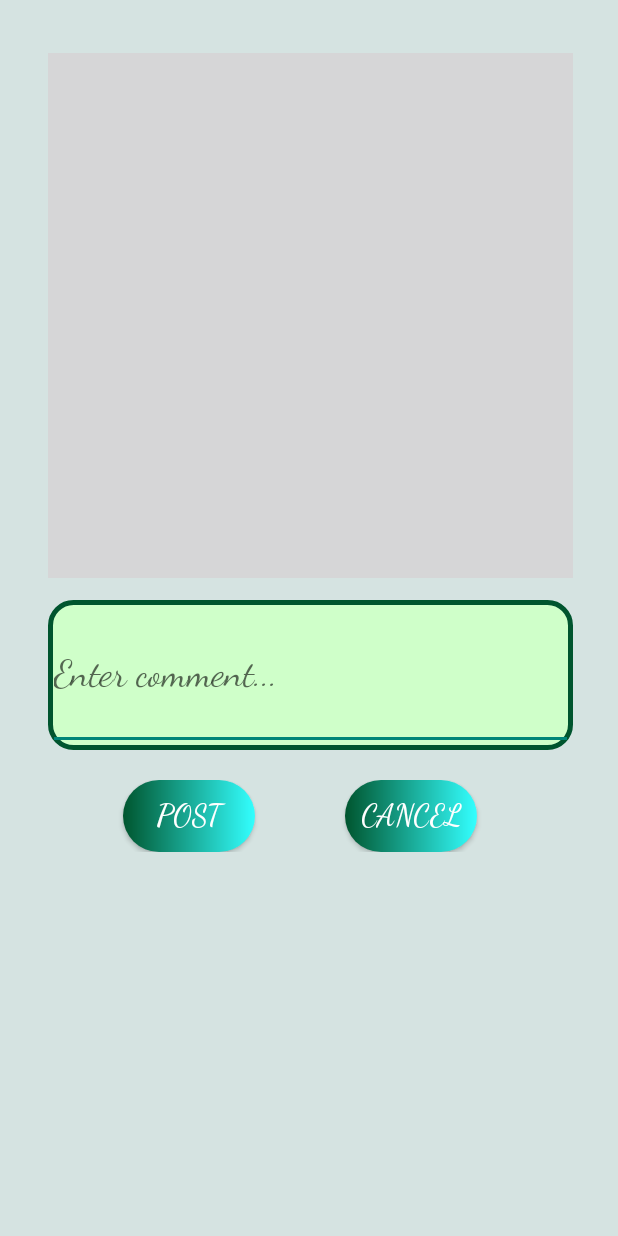
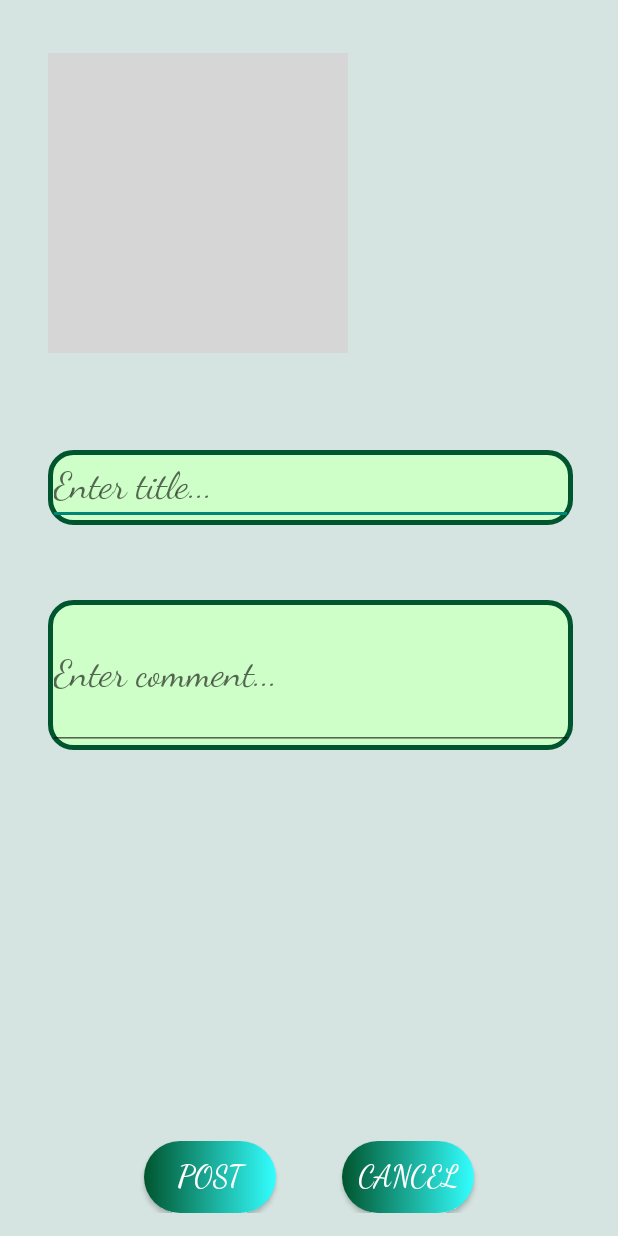
Before and after one commit to inourbubble2/mobile-software, an Android app: the CreatePostActivity screen opened directly, with no data from a screen before it, on a phone screen of 412 x 824 dp. Run offline under Robolectric (Android 15) with nearby library versions, the phone set to English and light mode, and no system bars.

Commit message:
Implement create post

```diff
--- a/app/src/main/java/com/example/mobliesoftware9/CreatePostActivity.java
+++ b/app/src/main/java/com/example/mobliesoftware9/CreatePostActivity.java
@@ -2,18 +2,25 @@ package com.example.mobliesoftware9;
 
 import android.os.Bundle;
 import android.util.DisplayMetrics;
+import android.util.Log;
+import android.view.PointerIcon;
 import android.view.View;
 import android.widget.Button;
 import android.widget.EditText;
+import android.widget.Toast;
 
 import androidx.appcompat.app.AppCompatActivity;
+
+import com.example.mobliesoftware9.model.Post;
+import com.example.mobliesoftware9.model.User;
 
 public class CreatePostActivity extends AppCompatActivity {
 
     Button btnSetPost;
     Button btnCancelPost;
 
-    EditText txtUserPost;
+    EditText txtUserPostTitle;
+    EditText txtUserPostContent;
 
     @Override
     protected void onCreate(Bundle savedInstanceState) {
@@ -32,13 +39,37 @@ public class CreatePostActivity extends AppCompatActivity {
 
         btnSetPost = (Button) findViewById(R.id.btnSetPost);
         btnCancelPost = (Button) findViewById(R.id.btnCancelPost);
-        txtUserPost = (EditText) findViewById(R.id.txtUserPost);
+        txtUserPostTitle = (EditText) findViewById(R.id.txtUserPostTitle);
+        txtUserPostContent = (EditText) findViewById(R.id.txtUserPostContent);
 
         btnSetPost.setOnClickListener(new View.OnClickListener(){
 
             @Override
             public void onClick(View view) {
+                String title = txtUserPostTitle.getText().toString();
+                String content = txtUserPostContent.getText().toString();
 
+                if (title.equals("") || content.equals("")) {
+                    Toast.makeText(getApplicationContext(), "입력을 모두 해주세요.", Toast.LENGTH_LONG).show();
+                    return;
+                }
+
+                try {
+                    User currentUser = User.getInstance();
+                    Post post = new Post();
+                    post.writerID = currentUser.username;
+                    post.title = title;
+                    post.content = content;
+
+                    post.CreateTable();
+                    post.NewlyInsertToDB();
+
+                    Toast.makeText(getApplicationContext(), "작성이 완료되었습니다.", Toast.LENGTH_LONG).show();
+                    Log.d("DB Test", post.mPrimaryKey + " : " + post.title + " by " + post.writerID);
+                    finish();
+                } catch (Exception e){
+                    e.printStackTrace();
+                }
             }
         });
 
--- a/app/src/main/java/com/example/mobliesoftware9/model/Post.java
+++ b/app/src/main/java/com/example/mobliesoftware9/model/Post.java
@@ -23,8 +23,8 @@ public class Post  extends DBTable
     public LocalDateTime updatedAt = DateHelper.GetCurrentDate();
     public LocalDateTime deletedAt = DateHelper.GetCurrentDate();
     public LoadedImage attachedImg = new LoadedImage();;
-    public int viewCount;
-    public int likedCount;
+    public int viewCount = 0;
+    public int likedCount = 0;
 
     //HashTag는 하나만 저장 ( 여러개 하려니 DB에 저장하기 까다로움 )
     public String hashtag;
--- a/app/src/main/res/layout/create_post_popup.xml
+++ b/app/src/main/res/layout/create_post_popup.xml
@@ -1,17 +1,34 @@
 <?xml version="1.0" encoding="utf-8"?>
 <RelativeLayout xmlns:android="http://schemas.android.com/apk/res/android"
+    xmlns:app="http://schemas.android.com/apk/res-auto"
+    xmlns:tools="http://schemas.android.com/tools"
     android:layout_width="match_parent"
     android:layout_height="match_parent"
     android:background="#D5E3E1">
 
     <com.google.android.material.imageview.ShapeableImageView
         android:id="@+id/loadedImagePost"
-        android:layout_width="350dp"
-        android:layout_height="350dp"
+        android:layout_width="200dp"
+        android:layout_height="200dp"
         android:layout_marginStart="32dp"
         android:layout_marginTop="35dp"
         android:src="@drawable/home_example"
         android:foreground="@drawable/image_border"/>
+    <FrameLayout
+        android:layout_width="350dp"
+        android:layout_height="50dp"
+        android:layout_marginTop="300dp"
+        android:layout_marginStart="32dp"
+        android:background="@drawable/frame_border">
+
+        <EditText
+            android:id="@+id/txtUserPostTitle"
+            android:layout_width="match_parent"
+            android:layout_height="match_parent"
+            android:fontFamily="cursive"
+            android:hint="Enter title..."
+            android:textSize="25sp" />
+    </FrameLayout>
 
     <FrameLayout
         android:layout_width="350dp"
@@ -19,43 +36,50 @@
         android:layout_marginTop="400dp"
         android:layout_marginStart="32dp"
         android:background="@drawable/frame_border">
-
         <EditText
-            android:id="@+id/txtUserPost"
+            android:id="@+id/txtUserPostContent"
             android:layout_width="match_parent"
             android:layout_height="match_parent"
+            android:fontFamily="cursive"
             android:hint="Enter comment..."
-            android:fontFamily="cursive"
-            android:textSize="25sp"/>
+            android:textSize="25sp" />
     </FrameLayout>
 
-    <LinearLayout
-        android:layout_width="350dp"
+    <androidx.constraintlayout.widget.ConstraintLayout
+        android:layout_width="match_parent"
         android:layout_height="wrap_content"
+        android:layout_alignParentStart="true"
+        android:layout_alignParentBottom="true"
         android:layout_marginTop="520dp"
-        android:layout_marginStart="32dp">
+        android:layout_marginBottom="15dp">
+
+        <Button
+            android:id="@+id/btnCancelPost"
+            android:layout_width="wrap_content"
+            android:layout_height="wrap_content"
+            android:layout_marginEnd="96dp"
+            android:background="@drawable/gradient_shape"
+            android:fontFamily="cursive"
+            android:text="Cancel"
+            android:textColor="@color/white"
+            android:textSize="20sp"
+            app:layout_constraintEnd_toEndOf="parent"
+            app:layout_constraintTop_toTopOf="parent" />
 
         <Button
             android:id="@+id/btnSetPost"
             android:layout_width="wrap_content"
             android:layout_height="wrap_content"
+            android:layout_alignParentBottom="true"
+            android:layout_marginStart="96dp"
+            android:background="@drawable/gradient_shape"
+            android:fontFamily="cursive"
             android:text="Post"
-            android:fontFamily="cursive"
+            android:textColor="@color/white"
             android:textSize="20sp"
-            android:textColor="@color/white"
-            android:layout_marginStart="50dp"
-            android:background="@drawable/gradient_shape"/>
+            app:layout_constraintStart_toStartOf="parent"
+            app:layout_constraintTop_toTopOf="parent" />
+    </androidx.constraintlayout.widget.ConstraintLayout>
 
-        <Button
-            android:id="@+id/btnCancelPost"
-            android:layout_width="wrap_content"
-            android:layout_height="wrap_content"
-            android:text="Cancel"
-            android:fontFamily="cursive"
-            android:textSize="20sp"
-            android:textColor="@color/white"
-            android:layout_marginStart="60dp"
-            android:background="@drawable/gradient_shape"/>
-    </LinearLayout>
 
 </RelativeLayout>
```
